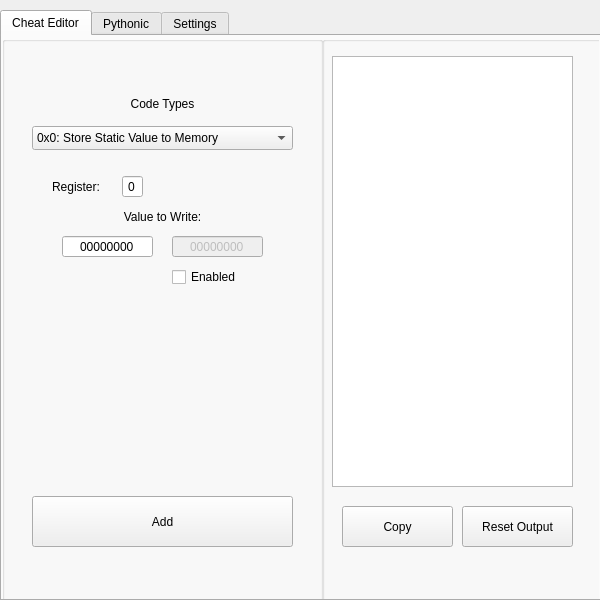
Before: the Qt Designer form AMScheat/layout/layout.ui in MCMi460/AMSCheatTool, drawn with Qt 5.
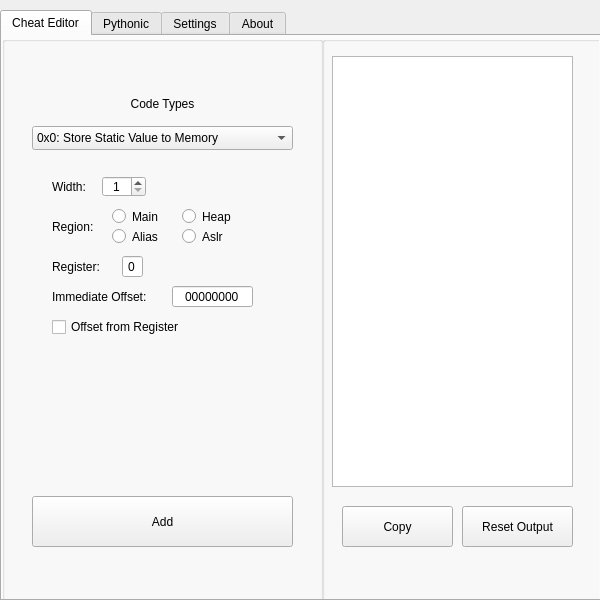
After: the same form once the commit is applied.

Patch:
```diff
--- a/AMScheat/layout/layout.ui
+++ b/AMScheat/layout/layout.ui
@@ -157,7 +157,7 @@
        </rect>
       </property>
       <property name="currentIndex">
-       <number>4</number>
+       <number>5</number>
       </property>
       <widget class="QWidget" name="page">
        <widget class="QLabel" name="label_2">
@@ -850,6 +850,185 @@
         </property>
        </widget>
       </widget>
+      <widget class="QWidget" name="page_6">
+       <widget class="QSpinBox" name="spinBox_3">
+        <property name="geometry">
+         <rect>
+          <x>70</x>
+          <y>20</y>
+          <width>44</width>
+          <height>21</height>
+         </rect>
+        </property>
+        <property name="alignment">
+         <set>Qt::AlignCenter</set>
+        </property>
+        <property name="minimum">
+         <number>1</number>
+        </property>
+        <property name="maximum">
+         <number>8</number>
+        </property>
+        <property name="singleStep">
+         <number>2</number>
+        </property>
+       </widget>
+       <widget class="QLabel" name="label_16">
+        <property name="geometry">
+         <rect>
+          <x>20</x>
+          <y>20</y>
+          <width>41</width>
+          <height>21</height>
+         </rect>
+        </property>
+        <property name="text">
+         <string>Width:</string>
+        </property>
+       </widget>
+       <widget class="QRadioButton" name="radioButton_9">
+        <property name="geometry">
+         <rect>
+          <x>80</x>
+          <y>50</y>
+          <width>61</width>
+          <height>21</height>
+         </rect>
+        </property>
+        <property name="text">
+         <string>Main</string>
+        </property>
+       </widget>
+       <widget class="QRadioButton" name="radioButton_10">
+        <property name="geometry">
+         <rect>
+          <x>150</x>
+          <y>70</y>
+          <width>61</width>
+          <height>21</height>
+         </rect>
+        </property>
+        <property name="text">
+         <string>Aslr</string>
+        </property>
+       </widget>
+       <widget class="QRadioButton" name="radioButton_11">
+        <property name="geometry">
+         <rect>
+          <x>80</x>
+          <y>70</y>
+          <width>61</width>
+          <height>21</height>
+         </rect>
+        </property>
+        <property name="text">
+         <string>Alias</string>
+        </property>
+       </widget>
+       <widget class="QRadioButton" name="radioButton_12">
+        <property name="geometry">
+         <rect>
+          <x>150</x>
+          <y>50</y>
+          <width>61</width>
+          <height>21</height>
+         </rect>
+        </property>
+        <property name="text">
+         <string>Heap</string>
+        </property>
+       </widget>
+       <widget class="QLabel" name="label_17">
+        <property name="geometry">
+         <rect>
+          <x>20</x>
+          <y>50</y>
+          <width>51</width>
+          <height>41</height>
+         </rect>
+        </property>
+        <property name="text">
+         <string>Region:</string>
+        </property>
+       </widget>
+       <widget class="QLineEdit" name="lineEdit_13">
+        <property name="geometry">
+         <rect>
+          <x>90</x>
+          <y>100</y>
+          <width>21</width>
+          <height>21</height>
+         </rect>
+        </property>
+        <property name="text">
+         <string>0</string>
+        </property>
+        <property name="maxLength">
+         <number>1</number>
+        </property>
+        <property name="alignment">
+         <set>Qt::AlignCenter</set>
+        </property>
+       </widget>
+       <widget class="QLabel" name="label_18">
+        <property name="geometry">
+         <rect>
+          <x>20</x>
+          <y>100</y>
+          <width>61</width>
+          <height>21</height>
+         </rect>
+        </property>
+        <property name="text">
+         <string>Register:</string>
+        </property>
+       </widget>
+       <widget class="QLabel" name="label_20">
+        <property name="geometry">
+         <rect>
+          <x>20</x>
+          <y>130</y>
+          <width>121</width>
+          <height>21</height>
+         </rect>
+        </property>
+        <property name="text">
+         <string>Immediate Offset:</string>
+        </property>
+       </widget>
+       <widget class="QLineEdit" name="lineEdit_14">
+        <property name="geometry">
+         <rect>
+          <x>140</x>
+          <y>130</y>
+          <width>81</width>
+          <height>21</height>
+         </rect>
+        </property>
+        <property name="text">
+         <string>00000000</string>
+        </property>
+        <property name="maxLength">
+         <number>8</number>
+        </property>
+        <property name="alignment">
+         <set>Qt::AlignCenter</set>
+        </property>
+       </widget>
+       <widget class="QCheckBox" name="checkBox_6">
+        <property name="geometry">
+         <rect>
+          <x>20</x>
+          <y>160</y>
+          <width>151</width>
+          <height>22</height>
+         </rect>
+        </property>
+        <property name="text">
+         <string>Offset from Register</string>
+        </property>
+       </widget>
+      </widget>
      </widget>
     </widget>
     <widget class="QGroupBox" name="groupBox_2">
@@ -912,6 +1091,31 @@
      <string>Settings</string>
     </attribute>
    </widget>
+   <widget class="QWidget" name="tab_4">
+    <attribute name="title">
+     <string>About</string>
+    </attribute>
+    <widget class="QLabel" name="label_19">
+     <property name="geometry">
+      <rect>
+       <x>10</x>
+       <y>20</y>
+       <width>581</width>
+       <height>91</height>
+      </rect>
+     </property>
+     <property name="text">
+      <string>If you'd like to learn more about how to create cheat codes, please view Atmosphere's guide
+
+https://github.com/Atmosphere-NX/Atmosphere/blob/master/docs/features/cheats.md
+
+(HINT: You can click on this text box!)</string>
+     </property>
+     <property name="alignment">
+      <set>Qt::AlignLeading|Qt::AlignLeft|Qt::AlignTop</set>
+     </property>
+    </widget>
+   </widget>
   </widget>
  </widget>
  <resources/>
```
